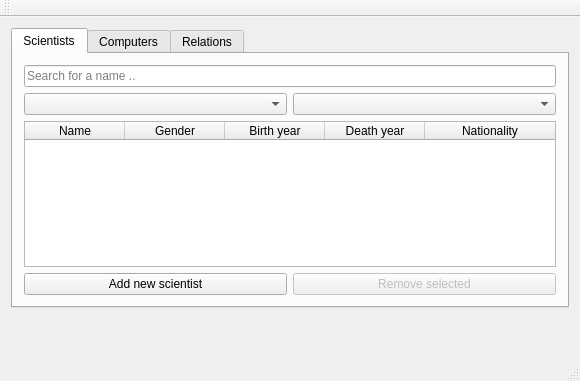
The window that mainwindow.ui (Tryggvith/vika3) describes before a commit, drawn with Qt 5.
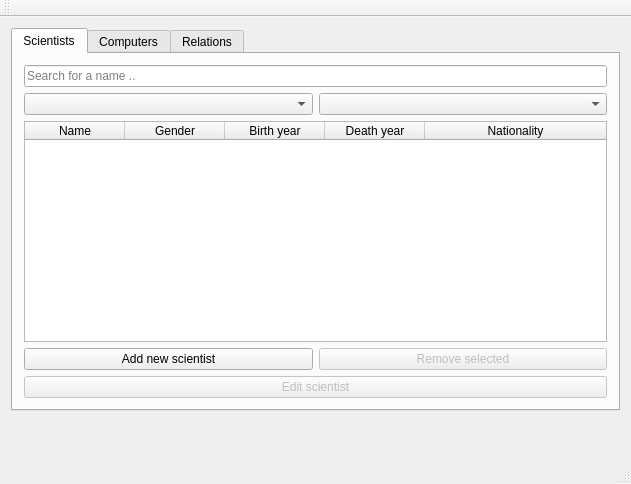
The same window after the commit. The open tabs and pages were chosen to show the change.

Diff of the .ui file:
```diff
--- a/mainwindow.ui
+++ b/mainwindow.ui
@@ -6,8 +6,8 @@
    <rect>
     <x>0</x>
     <y>0</y>
-    <width>580</width>
-    <height>381</height>
+    <width>631</width>
+    <height>484</height>
    </rect>
   </property>
   <property name="windowTitle">
@@ -110,6 +110,16 @@
           </item>
          </layout>
         </item>
+        <item>
+         <widget class="QPushButton" name="button_edit_scientist">
+          <property name="enabled">
+           <bool>false</bool>
+          </property>
+          <property name="text">
+           <string>Edit scientist</string>
+          </property>
+         </widget>
+        </item>
        </layout>
       </widget>
       <widget class="QWidget" name="tab">
```
Left out of the diff: 6 changed lines with no effect on the pictures.
